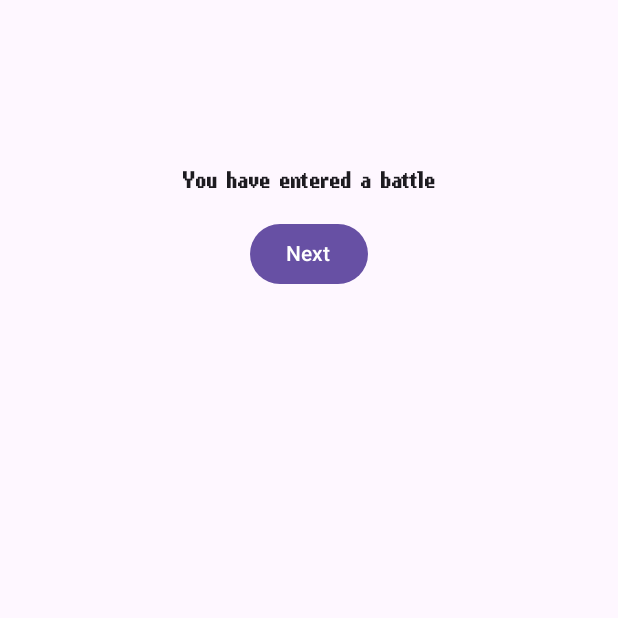
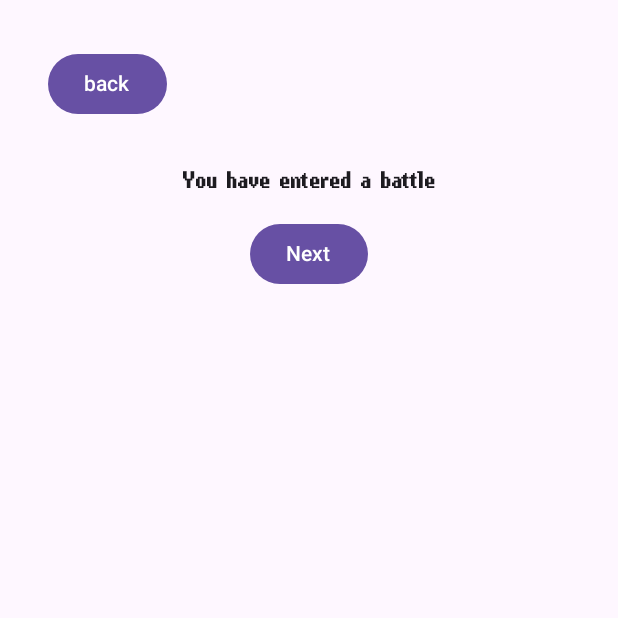
Before and after one commit to JosephMcCabe/CrossingWRPG, an Android app built with Jetpack Compose: the screen it shows after launch (MainActivity), after a tap on "Story", on a phone screen of 412 x 824 dp, the top half of it. Run offline under Robolectric (Android 15) with nearby library versions, the phone set to English and light mode, and no system bars.

Commit message:
add back button again

```diff
--- a/app/src/main/java/com/example/crossingwrpg/StoryPage.kt
+++ b/app/src/main/java/com/example/crossingwrpg/StoryPage.kt
@@ -131,6 +131,11 @@ class BattleSimulation {
             else -> {}
         }
     }
+
+    fun reset() {
+        player = Character("Joey", 100, 25, 11, 15)
+        enemy = Character("Evil Goblin thing",150, 15, 5, 0)
+    }
 }
 
 @Composable
@@ -153,6 +158,12 @@ fun BattleScreen(onNavigateToHome: () -> Unit) {
             .padding(32.dp)
             ) {
         // Home Button
+        Button(
+            onClick = { onNavigateToHome() },
+            modifier = Modifier.align(Alignment.TopStart)
+        ) {
+            Text("back")
+        }
         Column(
             modifier = Modifier
                 .align(Alignment.TopCenter)
@@ -234,7 +245,11 @@ fun BattleScreen(onNavigateToHome: () -> Unit) {
                 }
 
                 is BattleState.End -> {
-                    Button(onClick = onNavigateToHome) { Text("Return Home") }
+                    Button(onClick = {
+                        battleSimulation.reset()
+                        state = battleSimulation.state
+                        onNavigateToHome()
+                    }) { Text("Return Home") }
                 }
             }
         }
```
